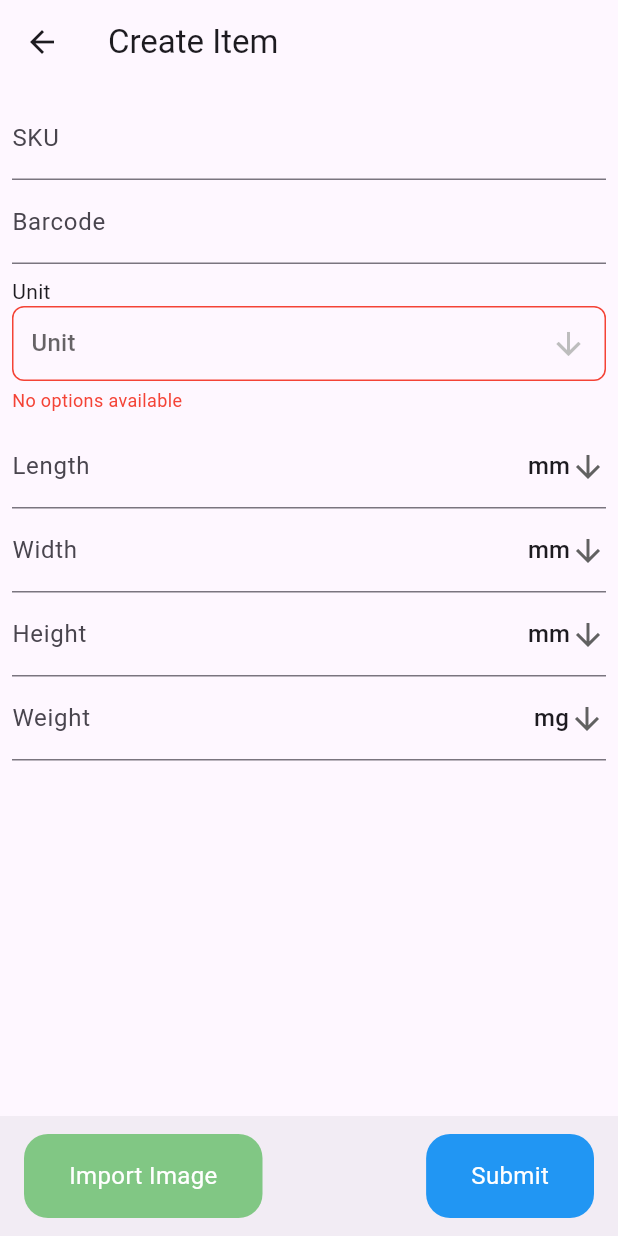
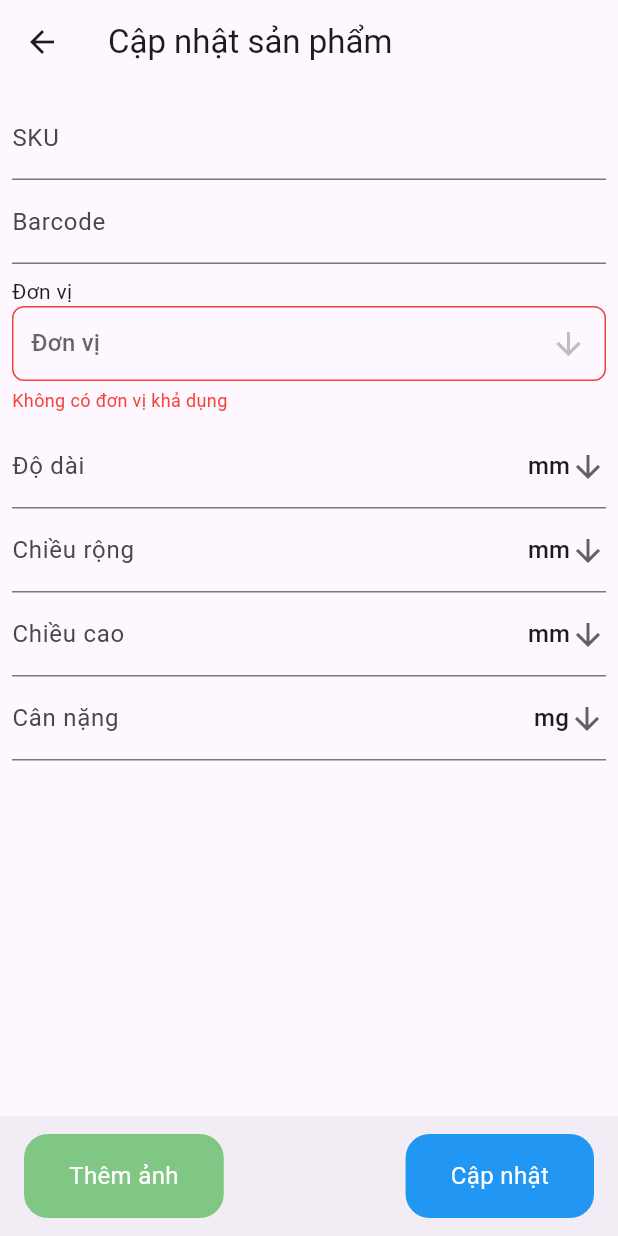
Before and after one commit to huutan3621/flutter_scan, a Flutter app: the CreateItemChild screen opened directly, on a phone screen of 412 x 824 dp. Run offline on Flutter 3.47's test engine with Material 3 defaults, Android fonts, the phone set to English and light mode, and no system bars; our stand-ins replace dio, image_picker; missing offline and left inert: simple_barcode_scanner.

```diff
--- a/lib/controller/create_item_provider.dart
+++ b/lib/controller/create_item_provider.dart
@@ -79,26 +79,20 @@ class CreateItemProvider extends ChangeNotifier {
   Future<void> getUnitById(String itemNumber) async {
     setLoading(true);
 
-    try {
     unitList = await apiService.getUnitById(itemNumber);
 
-      if (unitList.isNotEmpty) {
+    if (unitList.isNotEmpty && isItemCodeScanEnabled == false) {
       final disableUnitSet = disableUnitList.toSet();
       final availableUnits =
-            unitList.where((unit) => !disableUnitSet.contains(unit)).toList();
+          unitList.where((unit) => disableUnitSet.contains(unit)).toList();
       selectedProductUnit = availableUnits.first;
       print('Available units: $availableUnits');
+    } else if (unitList.isNotEmpty && isItemCodeScanEnabled == true) {
+      await getDisableUnit(itemNumber);
     }
 
-      if (isItemCodeScanEnabled) {
-        await getDisableUnit(itemNumber);
-      }
-    } catch (e) {
-      print('Error fetching units: $e');
-    } finally {
     setLoading(false);
     notifyListeners();
-    }
   }
 
   Future<List<ProductModel>> getProductsById(String itemNumber) async {
@@ -165,6 +159,10 @@ class CreateItemProvider extends ChangeNotifier {
   }
 
   Future<void> scanItemCode(BuildContext context) async {
+    disableUnitList.clear();
+    unitList.clear();
+    selectedProductUnit = "";
+    notifyListeners();
     var res = await Navigator.push(
       context,
       MaterialPageRoute(
@@ -216,7 +214,7 @@ class CreateItemProvider extends ChangeNotifier {
     if (images.length >= 5) {
       _showDialog(
         context,
-        'Maximum 5 images allowed',
+        'Chỉ cho phép tối đa 5 ảnh',
       );
       return;
     }
@@ -237,7 +235,7 @@ class CreateItemProvider extends ChangeNotifier {
       } else {
         _showDialog(
           context,
-          'Image size must be less than 2MB',
+          'Dung lượng ảnh phải dưới 2MB',
         );
       }
     }
@@ -249,7 +247,7 @@ class CreateItemProvider extends ChangeNotifier {
       } else {
         _showDialog(
           context,
-          'Cannot add more than 5 images in total',
+          'Không thể thêm hơn 5 ảnh',
         );
       }
     }
@@ -282,7 +280,7 @@ class CreateItemProvider extends ChangeNotifier {
       } else {
         _showDialog(
           context,
-          'Image size must be less than 2MB',
+          'Dung lượng ảnh phải dưới 2MB',
         );
       }
     }
@@ -297,21 +295,21 @@ class CreateItemProvider extends ChangeNotifier {
   void onSubmit(BuildContext context) async {
     setLoading(true);
 
+    try {
       if (formKey.currentState?.validate() == true &&
           selectedProductUnit.isNotEmpty) {
-      try {
         final bool result = await createItem();
         if (result) {
-          _showSuccessDialog(context, 'Create successfully');
+          Navigator.pop(context, 'refresh');
+        }
+      } else {
+        _showDialog(context, 'Lỗi, xin hãy kiểm tra lại các trường');
       }
     } catch (e) {
-        _showDialog(context, 'Error. An exception occurred: $e');
+      _showDialog(context, 'Lỗi xảy ra: $e');
+    } finally {
+      setLoading(false); // This will always be called
     }
-    } else {
-      _showDialog(context, 'Error. Please check the form again');
-    }
-
-    setLoading(false);
   }
 
   Future<bool> createItem() async {
@@ -355,6 +353,8 @@ class CreateItemProvider extends ChangeNotifier {
       debugPrint('Error creating item: $e');
       return false;
     }
+
+    return uploadImage(104);
   }
 
   Future<bool> uploadImage(int productId) async {
--- a/lib/screens/create_item_screen.dart
+++ b/lib/screens/create_item_screen.dart
@@ -74,7 +74,7 @@ class _CreateItemChildState extends State<CreateItemChild> {
             isLoading: value.isLoading,
             child: Scaffold(
               appBar: AppBar(
-                title: const Text('Create Item'),
+                title: const Text('Cập nhật sản phẩm'),
               ),
               body: Padding(
                 padding: const EdgeInsets.all(8.0),
@@ -94,7 +94,7 @@ class _CreateItemChildState extends State<CreateItemChild> {
                           },
                           validator: (value) {
                             if (value == null || value.isEmpty) {
-                              return 'This field is required';
+                              return 'Trường này bắt buộc nhập';
                             }
                             return null;
                           },
@@ -110,13 +110,13 @@ class _CreateItemChildState extends State<CreateItemChild> {
                           },
                           validator: (value) {
                             if (value == null || value.isEmpty) {
-                              return 'This field is required';
+                              return 'Trường này bắt buộc nhập';
                             }
                             return null;
                           },
                         ),
                         CustomValidateDropDown(
-                          label: "Unit",
+                          label: "Đơn vị",
                           selectedItem: value.selectedProductUnit,
                           itemList: value.unitList,
                           disabledItemList: value.disableUnitList ?? [],
@@ -126,10 +126,10 @@ class _CreateItemChildState extends State<CreateItemChild> {
                           },
                           validator: (selectedUnit) {
                             if (value.unitList.isEmpty) {
-                              return 'No options available';
+                              return 'Không có đơn vị khả dụng';
                             }
                             if (selectedUnit == null || selectedUnit.isEmpty) {
-                              return 'This field is required';
+                              return 'Trường này bắt buộc nhập';
                             }
                             return null;
                           },
@@ -137,7 +137,7 @@ class _CreateItemChildState extends State<CreateItemChild> {
                         ),
                         SelectUnitTextFormField(
                           controller: value.lengthController,
-                          label: "Length",
+                          label: "Độ dài",
                           unit: value.selectedLengthUnit,
                           selectedUnit: value.selectedLengthUnit,
                           callback: (previousValue, currentValue) {
@@ -149,7 +149,7 @@ class _CreateItemChildState extends State<CreateItemChild> {
                         ),
                         SelectUnitTextFormField(
                           controller: value.widthController,
-                          label: "Width",
+                          label: "Chiều rộng",
                           unit: value.selectedLengthUnit,
                           selectedUnit: value.selectedLengthUnit,
                           callback: (previousValue, currentValue) {
@@ -161,7 +161,7 @@ class _CreateItemChildState extends State<CreateItemChild> {
                         ),
                         SelectUnitTextFormField(
                           controller: value.heightController,
-                          label: "Height",
+                          label: "Chiều cao",
                           unit: value.selectedLengthUnit,
                           selectedUnit: value.selectedLengthUnit,
                           callback: (previousValue, currentValue) {
@@ -173,7 +173,7 @@ class _CreateItemChildState extends State<CreateItemChild> {
                         ),
                         SelectUnitTextFormField(
                           controller: value.weightController,
-                          label: "Weight",
+                          label: "Cân nặng",
                           unit: value.selectedWeightUnit,
                           selectedUnit: value.selectedWeightUnit,
                           callback: (previousValue, currentValue) {
@@ -244,7 +244,7 @@ class _CreateItemChildState extends State<CreateItemChild> {
                           },
                         );
                       },
-                      title: 'Import Image',
+                      title: 'Thêm ảnh',
                       btnColor: Colors.green[300],
                     ),
                     CustomButton(
@@ -253,7 +253,7 @@ class _CreateItemChildState extends State<CreateItemChild> {
                           value.onSubmit(context);
                         }
                       },
-                      title: 'Submit',
+                      title: 'Cập nhật',
                     ),
                   ],
                 ),
@@ -278,7 +278,7 @@ class _CreateItemChildState extends State<CreateItemChild> {
             onTap: () async {
               value.chooseImageFromGallery(context);
             },
-            title: 'Pick Image',
+            title: 'Thư viện',
             btnColor: Colors.green[300],
           ),
           const SizedBox(height: 16),
@@ -286,7 +286,7 @@ class _CreateItemChildState extends State<CreateItemChild> {
             onTap: () async {
               value.chooseImageFromCamera(context);
             },
-            title: 'Camera',
+            title: 'Máy ảnh',
             btnColor: Colors.blue[400],
           ),
         ],
--- a/lib/screens/home_screen.dart
+++ b/lib/screens/home_screen.dart
@@ -56,7 +56,7 @@ class _HomeChildState extends State<HomeChild> {
           isLoading: value.isLoading,
           child: Scaffold(
             appBar: AppBar(
-              title: const Text('Item List'),
+              title: const Text('Danh sách'),
               actions: [
                 Visibility(
                   visible: value.textController.text != "",
@@ -66,6 +66,25 @@ class _HomeChildState extends State<HomeChild> {
                   ),
                 ),
               ],
+            ),
+            bottomNavigationBar: BottomAppBar(
+              height: MediaQuery.of(context).size.height / 5.5,
+              child: Column(
+                mainAxisAlignment: MainAxisAlignment.spaceBetween,
+                children: [
+                  CustomButton(
+                    onTap: () async {
+                      value.navigateToCreateScreen(context);
+                    },
+                    title: 'Cập nhật',
+                    btnColor: Colors.green[300],
+                  ),
+                  CustomButton(
+                    onTap: () async {},
+                    title: 'Cập nhật và tạo mới',
+                  ),
+                ],
+              ),
             ),
             body: SingleChildScrollView(
               scrollDirection: Axis.vertical,
@@ -100,13 +119,13 @@ class _HomeChildState extends State<HomeChild> {
                             },
                           ),
                         ),
-                        const SizedBox(width: 8),
-                        ElevatedButton(
-                          onPressed: () {
-                            value.navigateToCreateScreen(context);
-                          },
-                          child: const Text('Create'),
-                        ),
+                        // const SizedBox(width: 8),
+                        // CustomButton(
+                        //   onTap: () {
+                        //     value.navigateToCreateScreen(context);
+                        //   },
+                        //   title: 'Tạo mới',
+                        // ),
                       ],
                     ),
                   ),
@@ -125,12 +144,7 @@ class _HomeChildState extends State<HomeChild> {
                           DataColumn(
                             label: Container(
                               padding: const EdgeInsets.all(8.0),
-                            ),
-                          ),
-                          DataColumn(
-                            label: Container(
-                              padding: const EdgeInsets.all(8.0),
-                              child: const Text('Item Code',
+                              child: const Text('Xoá',
                                   style:
                                       TextStyle(fontWeight: FontWeight.bold)),
                             ),
@@ -138,7 +152,7 @@ class _HomeChildState extends State<HomeChild> {
                           DataColumn(
                             label: Container(
                               padding: const EdgeInsets.all(8.0),
-                              child: const Text('Bar Code',
+                              child: const Text('SKU',
                                   style:
                                       TextStyle(fontWeight: FontWeight.bold)),
                             ),
@@ -146,7 +160,7 @@ class _HomeChildState extends State<HomeChild> {
                           DataColumn(
                             label: Container(
                               padding: const EdgeInsets.all(8.0),
-                              child: const Text('Unit',
+                              child: const Text('Barcode',
                                   style:
                                       TextStyle(fontWeight: FontWeight.bold)),
                             ),
@@ -154,7 +168,7 @@ class _HomeChildState extends State<HomeChild> {
                           DataColumn(
                             label: Container(
                               padding: const EdgeInsets.all(8.0),
-                              child: const Text('Length (mm)',
+                              child: const Text('Đơn vị',
                                   style:
                                       TextStyle(fontWeight: FontWeight.bold)),
                             ),
@@ -162,7 +176,7 @@ class _HomeChildState extends State<HomeChild> {
                           DataColumn(
                             label: Container(
                               padding: const EdgeInsets.all(8.0),
-                              child: const Text('Width (mm)',
+                              child: const Text('Độ dài (mm)',
                                   style:
                                       TextStyle(fontWeight: FontWeight.bold)),
                             ),
@@ -170,7 +184,7 @@ class _HomeChildState extends State<HomeChild> {
                           DataColumn(
                             label: Container(
                               padding: const EdgeInsets.all(8.0),
-                              child: const Text('Height (mm)',
+                              child: const Text('Chiều rộng (mm)',
                                   style:
                                       TextStyle(fontWeight: FontWeight.bold)),
                             ),
@@ -178,7 +192,7 @@ class _HomeChildState extends State<HomeChild> {
                           DataColumn(
                             label: Container(
                               padding: const EdgeInsets.all(8.0),
-                              child: const Text('Weight (mg)',
+                              child: const Text('Chiều cao (mm)',
                                   style:
                                       TextStyle(fontWeight: FontWeight.bold)),
                             ),
@@ -186,7 +200,15 @@ class _HomeChildState extends State<HomeChild> {
                           DataColumn(
                             label: Container(
                               padding: const EdgeInsets.all(8.0),
-                              child: const Text('Image',
+                              child: const Text('Cân nặng (mg)',
+                                  style:
+                                      TextStyle(fontWeight: FontWeight.bold)),
+                            ),
+                          ),
+                          DataColumn(
+                            label: Container(
+                              padding: const EdgeInsets.all(8.0),
+                              child: const Text('Hình ảnh',
                                   style:
                                       TextStyle(fontWeight: FontWeight.bold)),
                             ),
@@ -203,7 +225,7 @@ class _HomeChildState extends State<HomeChild> {
                                       Container(
                                         padding: const EdgeInsets.all(16),
                                         child: const Center(
-                                          child: Text("No data available",
+                                          child: Text("Không có dữ liệu",
                                               style: TextStyle(
                                                   fontSize: 16,
                                                   color: Colors.red)),
--- a/lib/service/api_service.dart
+++ b/lib/service/api_service.dart
@@ -30,6 +30,7 @@ class ApiService {
         final responseData = ResponseModel.fromJson(response.data);
         return responseData.products;
       } else {
+        _handleErrorDialog("Có lỗi xảy ra. Mã lỗi: ${response.data}");
         throw Exception(
             'Failed to load products. Status code: ${response.statusCode}');
       }
@@ -54,6 +55,7 @@ class ApiService {
             .map((jsonItem) => ProductModel.fromJson(jsonItem))
             .toList();
       } else {
+        _handleErrorDialog("Có lỗi xảy ra. Mã lỗi: ${response.data}");
         throw Exception(
             'Failed to load products. Status code: ${response.statusCode}');
       }
@@ -77,6 +79,7 @@ class ApiService {
         final List<dynamic> jsonResult = response.data;
         return jsonResult.map((item) => item.toString()).toList();
       } else {
+        _handleErrorDialog("Có lỗi xảy ra. Mã lỗi: ${response.data}");
         throw Exception(
             'Failed to load units. Status code: ${response.statusCode}');
       }
@@ -100,12 +103,12 @@ class ApiService {
       if (response.statusCode == 200) {
         return ProductModel.fromJson(response.data);
       } else {
+        _handleErrorDialog("Có lỗi xảy ra. Mã lỗi: ${response.data}");
         throw Exception(
             'Failed to create item. Status code: ${response.statusCode}');
       }
     } on DioException catch (e) {
-      _handleErrorDialog(
-          "Error. Please try again: ${e.response?.statusMessage}");
+      _handleErrorDialog("Có lỗi xã ra. Mã lỗi: ${e.response?.statusMessage}");
       rethrow;
     } catch (e) {
       debugPrint('Error creating item: $e');
@@ -176,6 +179,7 @@ class ApiService {
         // _handleSuccessDialog("Upload image successfully");
         return true;
       } else {
+        _handleErrorDialog("Có lỗi xảy ra. Mã lỗi: ${response.data}");
         debugPrint(
             'Failed to update product image. Status code: ${response.statusCode}');
         debugPrint('Response body: ${response.data}');
@@ -183,10 +187,10 @@ class ApiService {
       }
     } on DioException catch (e) {
       _handleErrorDialog(e.response?.data);
-      rethrow;
+      return false;
     } catch (e) {
       debugPrint('Error updating product image: $e');
-      rethrow;
+      return false;
     }
   }
 
@@ -205,10 +209,8 @@ class ApiService {
         },
       );
 
-      print('Response status: ${response.statusCode}');
-      print('Response data: ${response.data}');
       if (response.statusCode == 200) {
-        _handleSuccessDialog("Delete successfully");
+        _handleSuccessDialog("Xoá thành công");
         return true;
       } else {
         debugPrint('Failed to delete. Status code: ${response.statusCode}');
--- a/lib/widgets/custom_textform_field.dart
+++ b/lib/widgets/custom_textform_field.dart
@@ -1,4 +1,5 @@
 import 'package:flutter/material.dart';
+import 'package:flutter/services.dart';
 import 'package:flutter_scanner_app/widgets/dialog_helper.dart';
 
 class SelectUnitTextFormField extends StatefulWidget {
@@ -13,6 +14,7 @@ class SelectUnitTextFormField extends StatefulWidget {
   final FormFieldValidator<String>? validator;
   final bool? isRequired;
   final String? selectedUnit;
+  final List<TextInputFormatter>? inputFormatters;
   const SelectUnitTextFormField({
     super.key,
     required this.label,
@@ -26,6 +28,7 @@ class SelectUnitTextFormField extends StatefulWidget {
     this.validator,
     this.isRequired = false,
     this.selectedUnit,
+    this.inputFormatters,
   });
 
   @override
@@ -73,7 +76,7 @@ class _SelectUnitTextFormFieldState extends State<SelectUnitTextFormField> {
       } else {
         DialogHelper.showErrorDialog(
             context: context,
-            message: 'Please enter a valid integer before changing the unit.');
+            message: 'Xin hãy nhập số nguyên trước khi đổi đơn vị');
       }
     }
   }
@@ -84,6 +87,8 @@ class _SelectUnitTextFormFieldState extends State<SelectUnitTextFormField> {
       controller: widget.controller,
       obscureText: widget.obscureText,
       keyboardType: widget.keyboardType ?? TextInputType.number,
+      inputFormatters: widget.inputFormatters ??
+          <TextInputFormatter>[FilteringTextInputFormatter.digitsOnly], //
       decoration: InputDecoration(
         suffixIcon: widget.iconButton ??
             DropdownButton<String>(
@@ -104,10 +109,10 @@ class _SelectUnitTextFormFieldState extends State<SelectUnitTextFormField> {
       validator: widget.isRequired == true
           ? (value) {
               if (value == null || value.isEmpty) {
-                return 'This field is required';
+                return 'Trường này bắt buộc nhập';
               }
               if (int.tryParse(value) == null) {
-                return 'Please enter a valid integer';
+                return 'Xin hãy nhập số nguyên';
               }
               return null;
             }
--- a/lib/widgets/custom_validate_dropdown.dart
+++ b/lib/widgets/custom_validate_dropdown.dart
@@ -69,10 +69,10 @@ class _CustomValidateDropDownState extends State<CustomValidateDropDown> {
   String? _validate() {
     if (widget.isRequired) {
       if (list.isEmpty) {
-        return 'No options available';
+        return 'Không có đơn vị khả dụng';
       }
       if (dropdownValue == null || dropdownValue!.isEmpty) {
-        return 'This field is required';
+        return 'Trường này bắt buộc nhập';
       }
     }
     if (widget.validator != null) {
--- a/lib/widgets/image_review_dialog.dart
+++ b/lib/widgets/image_review_dialog.dart
@@ -89,7 +89,7 @@ class ImagePreviewDialog extends StatelessWidget {
               onTap: () {
                 Navigator.of(context).pop();
               },
-              title: "Close",
+              title: "Đóng",
               margin: const EdgeInsets.all(16),
             ),
           ],
```
Lines whose indentation alone changed are shown as unchanged.
